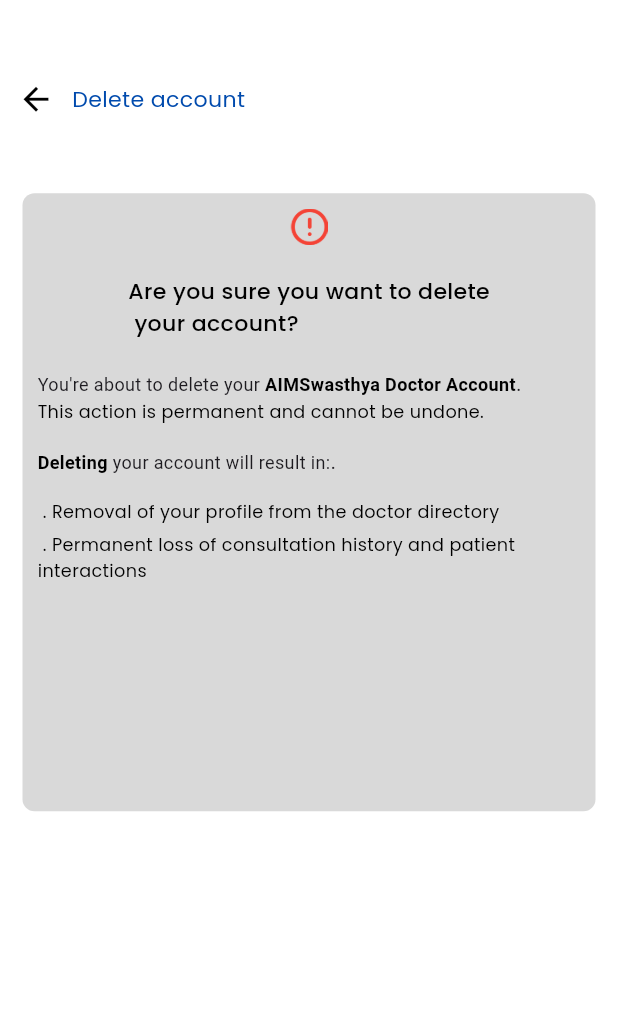
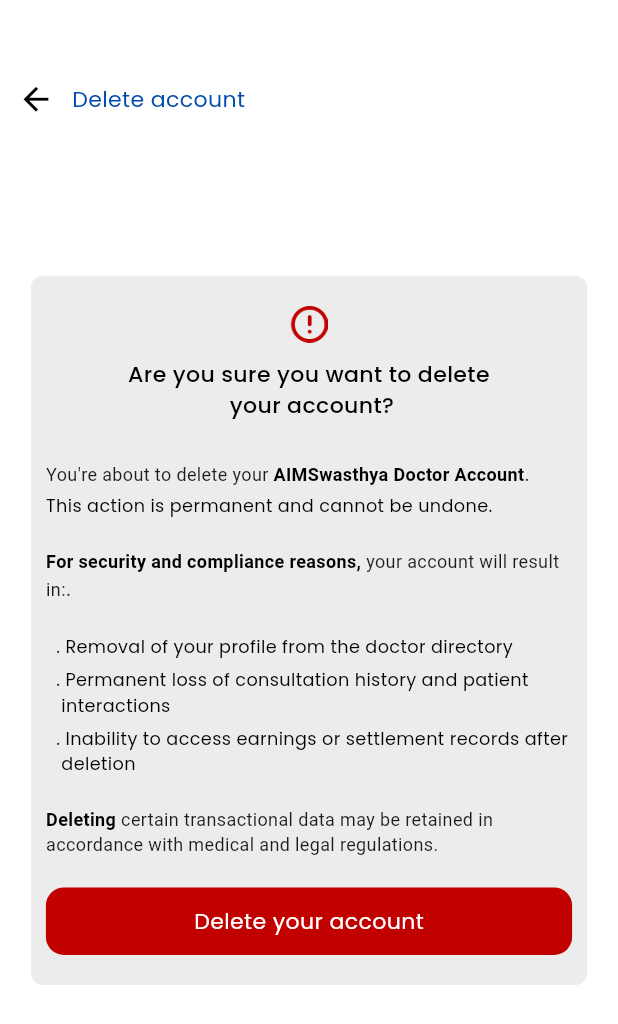
Before and after one commit to foundercodess/AimSwasthya_App_Flutter, a Flutter app: the DeleteAccountScreen screen opened by its route, on a phone screen of 412 x 824 dp. Shown: the top 1024 px of the screen. Run offline on Flutter 3.47's test engine with Material 3 defaults, Android fonts, the phone set to English and light mode, and no system bars; our stand-ins replace dio, dotted_border, file_picker, firebase_auth, firebase_core, flutter_widget_from_html and 12 more; missing offline and left inert: flutter_date_pickers, flutter_pdfview, phonepe_payment_sdk, razorpay_flutter; accounts and stored records are empty; generated files the repository leaves out were written again; Roboto replaces fonts that are missing (Poppins-Bold).

Commit message:
delete account done

```diff
--- a/lib/view/doctor/drawer/delete_account_screen.dart
+++ b/lib/view/doctor/drawer/delete_account_screen.dart
@@ -1,6 +1,11 @@
 import 'package:aim_swasthya/res/appbar_const.dart';
 import 'package:aim_swasthya/res/common_material.dart';
+import 'package:aim_swasthya/res/popUp_const.dart';
+import 'package:aim_swasthya/res/user_button_const.dart';
+import 'package:aim_swasthya/view_model/doctor/delete_account_view_model.dart';
+import 'package:flutter/cupertino.dart';
 import 'package:flutter/material.dart';
+import 'package:provider/provider.dart';
 
 class DeleteAccountScreen extends StatefulWidget {
   const DeleteAccountScreen({super.key});
@@ -12,42 +17,47 @@ class DeleteAccountScreen extends StatefulWidget {
 class _DeleteAccountScreenState extends State<DeleteAccountScreen> {
   @override
   Widget build(BuildContext context) {
+    final deleteAco = Provider.of<DeleteAccountViewModel>(context);
+
     return Scaffold(
       body: Column(
         crossAxisAlignment: CrossAxisAlignment.start,
         children: [
           const AppbarConst(title: 'Delete account'),
-          Sizes.spaceHeight30,
+          Sizes.spaceHeight35,
+          Sizes.spaceHeight35,
+          Sizes.spaceHeight15,
           Container(
-            margin: const EdgeInsets.only(left: 15, right: 15),
+            margin:  EdgeInsets.only(left: Sizes.screenWidth*0.05, right: Sizes.screenWidth*0.05),
             padding: const EdgeInsets.all(10),
             width: Sizes.screenWidth,
-            height: Sizes.screenHeight * 0.5,
+            // height: Sizes.screenHeight * 0.5,
             decoration: BoxDecoration(
                 borderRadius: BorderRadius.circular(8),
-                color: AppColor.textfieldGrayColor),
+                color: AppColor.textfieldGrayColor.withOpacity(0.5)),
             child: Column(
               crossAxisAlignment: CrossAxisAlignment.start,
               children: [
+                Sizes.spaceHeight10,
                 Center(
                   child: Image.asset(
                     "assets/info.png",
                     height: Sizes.screenHeight * 0.03,
                     width: Sizes.screenHeight * 0.03,
-                    color: Colors.red,
+                    color: Color(0xffC10000),
                   ),
                 ),
-                Sizes.spaceHeight20,
+                Sizes.spaceHeight10,
                 Center(
                     child: TextConst(
+                      textAlign: TextAlign.center,
+
                   "Are you sure you want to delete\n your account?",
                   size: Sizes.fontSizeFive,
                   fontWeight: FontWeight.w500,
                 )),
-                Sizes.spaceHeight20,
-                // TextConst(
-                //     "You're about to delete your AIMSwasthya Doctor Account.\nThis action is permanent and cannot be undone.\nDeleting your account will result in: Removal of your profile from the doctor directory Permanent loss of consultation history and patient interactions Inability to access earnings or settlement records after deletion For security and compliance reasons, certain transactional data may be retained in accordance with medical and legal regulations.")
-                // ,
+                Sizes.spaceHeight25,
+
                 const Text.rich(
                   TextSpan(
                     children: [
@@ -71,17 +81,18 @@ class _DeleteAccountScreenState extends State<DeleteAccountScreen> {
                     ],
                   ),
                 ),
+                Sizes.spaceHeight3,
                 TextConst(
                   "This action is permanent and cannot be undone.",
                   size: Sizes.fontSizeFour,
                   fontWeight: FontWeight.w400,
                 ),
-                Sizes.spaceHeight15,
-                Text.rich(
+                Sizes.spaceHeight20,
+                const Text.rich(
                   TextSpan(
                     children: [
                       TextSpan(
-                          text: "Deleting ",
+                          text: "For security and compliance reasons, ",
                           style: TextStyle(
                             fontSize: 12,
                             fontWeight: FontWeight.w600,
@@ -101,18 +112,65 @@ class _DeleteAccountScreenState extends State<DeleteAccountScreen> {
                     ],
                   ),
                 ),
-                Sizes.spaceHeight15,
+                Sizes.spaceHeight20,
                 TextConst(
-                  " . Removal of your profile from the doctor directory",
+                  "  . Removal of your profile from the doctor directory",
                   size: Sizes.fontSizeFour,
                   fontWeight: FontWeight.w400,
                 ),
                 Sizes.spaceHeight5,
                 TextConst(
-                  " . Permanent loss of consultation history and patient interactions",
+                  "  . Permanent loss of consultation history and patient\n   interactions",
                   size: Sizes.fontSizeFour,
                   fontWeight: FontWeight.w400,
                 ),
+                Sizes.spaceHeight5,
+                TextConst(
+                  "  . Inability to access earnings or settlement records after\n   deletion",
+                  size: Sizes.fontSizeFour,
+                  fontWeight: FontWeight.w400,
+                ),
+                Sizes.spaceHeight20,
+                const Text.rich(
+                  TextSpan(
+                    children: [
+                      TextSpan(
+                        text: "Deleting ",
+                        style: TextStyle(
+                          fontSize: 12,
+                          fontWeight: FontWeight.w600,
+                          color: Colors.black,
+                          fontFamily: 'Poppins-Bold',
+                        ),
+                      ),
+                      TextSpan(
+                          text: "certain transactional data may be retained in accordance with medical and legal regulations.",
+                          style: TextStyle(
+                            fontSize: 12,
+                            fontWeight: FontWeight.w400,
+                            fontFamily: 'Poppins-Bold',
+                          )
+                      ),
+                    ],
+                  ),
+                ),
+                Sizes.spaceHeight20,
+                ButtonConst(onTap:(){
+                  showCupertinoDialog(
+                      context: context,
+                      builder: (context) {
+                        return  ActionOverlay(
+                          text: "Delete account",
+                          subtext:
+                          "Are you sure you want to delete\n your appointment?",
+                          onTap: (){
+                            deleteAco.deleteAccountApi(context);
+                          },
+                        );
+
+                      });
+                }, title: 'Delete your account',color: Color(0xffC10000),),
+                Sizes.spaceHeight10,
               ],
             ),
           )
```
